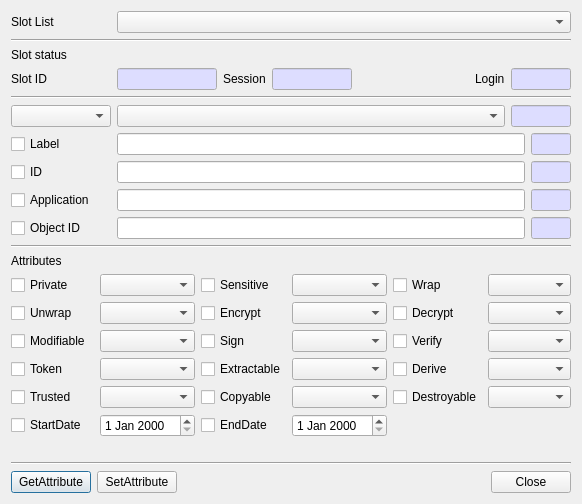
Old version of the form CryptokiMan/edit_attribute_list_dlg.ui in the repository jykim74/CryptokiMan.
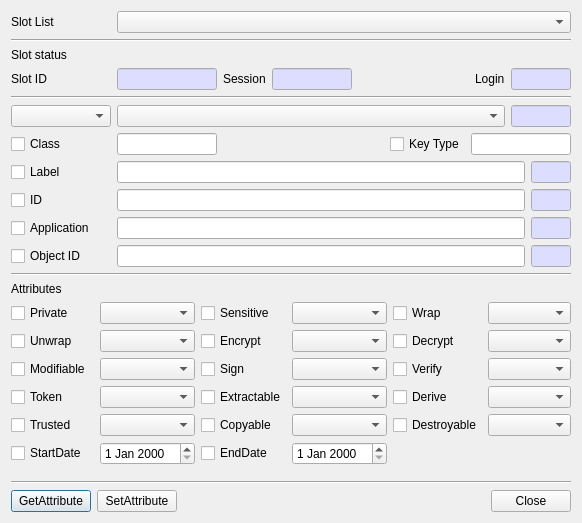
New version of the form.

Commit message: Get Set Attribute List 기능 개선

```diff
--- a/CryptokiMan/edit_attribute_list_dlg.ui
+++ b/CryptokiMan/edit_attribute_list_dlg.ui
@@ -7,7 +7,7 @@
     <x>0</x>
     <y>0</y>
     <width>582</width>
-    <height>504</height>
+    <height>523</height>
    </rect>
   </property>
   <property name="windowTitle">
@@ -314,6 +314,78 @@
      </item>
     </layout>
    </item>
+   <item>
+    <layout class="QGridLayout" name="gridLayout_7">
+     <property name="topMargin">
+      <number>0</number>
+     </property>
+     <item row="0" column="0">
+      <widget class="QCheckBox" name="mClassCheck">
+       <property name="minimumSize">
+        <size>
+         <width>100</width>
+         <height>0</height>
+        </size>
+       </property>
+       <property name="text">
+        <string>Class</string>
+       </property>
+      </widget>
+     </item>
+     <item row="0" column="1">
+      <widget class="QLineEdit" name="mClassText">
+       <property name="minimumSize">
+        <size>
+         <width>100</width>
+         <height>0</height>
+        </size>
+       </property>
+       <property name="maximumSize">
+        <size>
+         <width>100</width>
+         <height>16777215</height>
+        </size>
+       </property>
+      </widget>
+     </item>
+     <item row="0" column="4">
+      <widget class="QLineEdit" name="mKeyTypeText">
+       <property name="minimumSize">
+        <size>
+         <width>100</width>
+         <height>0</height>
+        </size>
+       </property>
+       <property name="maximumSize">
+        <size>
+         <width>100</width>
+         <height>16777215</height>
+        </size>
+       </property>
+      </widget>
+     </item>
+     <item row="0" column="3">
+      <widget class="QCheckBox" name="mKeyTypeCheck">
+       <property name="text">
+        <string>Key Type</string>
+       </property>
+      </widget>
+     </item>
+     <item row="0" column="2">
+      <spacer name="horizontalSpacer_3">
+       <property name="orientation">
+        <enum>Qt::Horizontal</enum>
+       </property>
+       <property name="sizeHint" stdset="0">
+        <size>
+         <width>40</width>
+         <height>20</height>
+        </size>
+       </property>
+      </spacer>
+     </item>
+    </layout>
+   </item>
    <item>
     <layout class="QGridLayout" name="gridLayout_4">
      <item row="0" column="0">
```
The commit also changes 6 other files.
